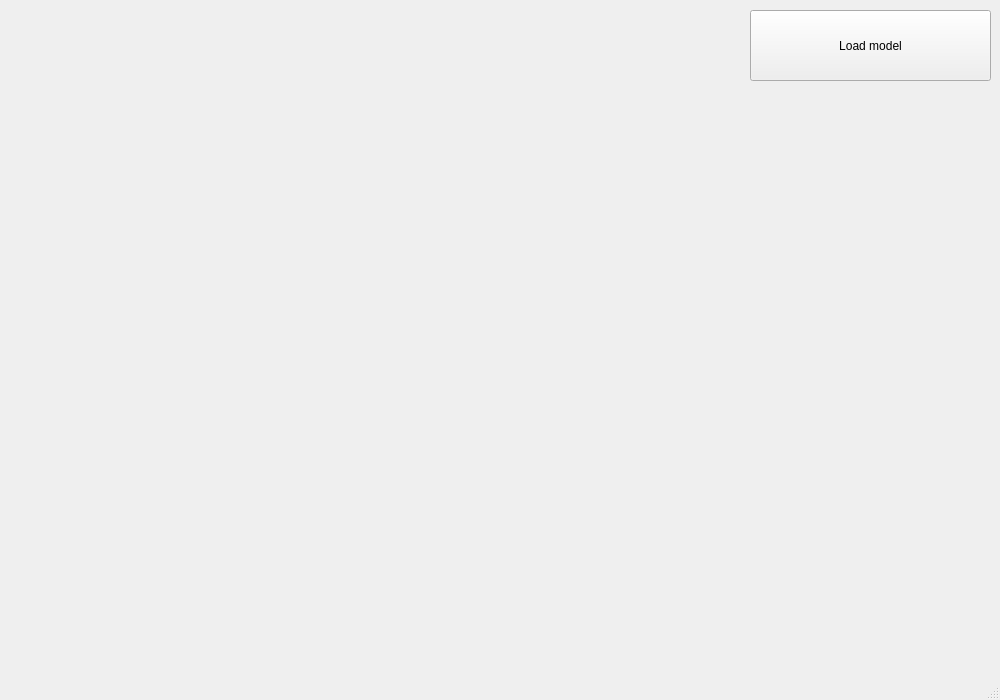
The window that Lab1/mainwindow.ui (Inlucker/OOP) describes before a commit, drawn with Qt 5.
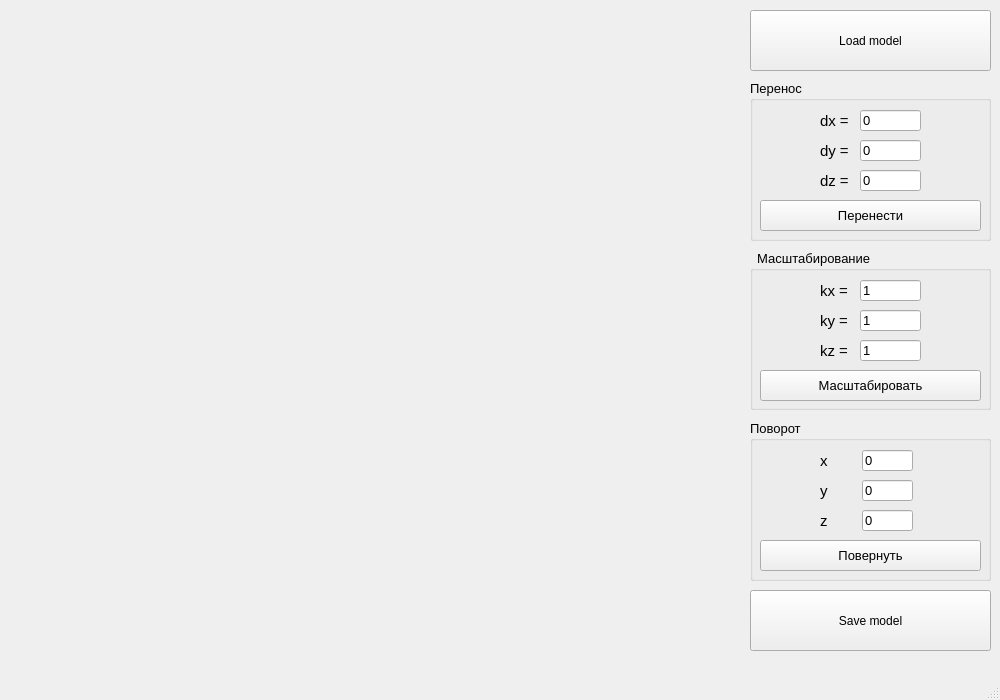
The same window after the commit.

Commit message: added interface (move && scale)

Diff of the .ui file:
```diff
--- a/Lab1/mainwindow.ui
+++ b/Lab1/mainwindow.ui
@@ -20,7 +20,7 @@
       <x>10</x>
       <y>10</y>
       <width>731</width>
-      <height>651</height>
+      <height>641</height>
      </rect>
     </property>
     <layout class="QGridLayout" name="gridLayout"/>
@@ -31,13 +31,410 @@
       <x>750</x>
       <y>10</y>
       <width>241</width>
-      <height>71</height>
+      <height>61</height>
      </rect>
     </property>
     <property name="text">
      <string>Load model</string>
     </property>
    </widget>
+   <widget class="QGroupBox" name="groupBox_2">
+    <property name="geometry">
+     <rect>
+      <x>750</x>
+      <y>250</y>
+      <width>241</width>
+      <height>160</height>
+     </rect>
+    </property>
+    <property name="minimumSize">
+     <size>
+      <width>0</width>
+      <height>160</height>
+     </size>
+    </property>
+    <property name="font">
+     <font>
+      <pointsize>10</pointsize>
+     </font>
+    </property>
+    <property name="title">
+     <string>  Масштабирование</string>
+    </property>
+    <widget class="QLineEdit" name="kxEdit">
+     <property name="geometry">
+      <rect>
+       <x>110</x>
+       <y>30</y>
+       <width>61</width>
+       <height>21</height>
+      </rect>
+     </property>
+     <property name="text">
+      <string>1</string>
+     </property>
+    </widget>
+    <widget class="QLabel" name="label_5">
+     <property name="geometry">
+      <rect>
+       <x>70</x>
+       <y>90</y>
+       <width>41</width>
+       <height>21</height>
+      </rect>
+     </property>
+     <property name="font">
+      <font>
+       <pointsize>11</pointsize>
+      </font>
+     </property>
+     <property name="text">
+      <string>kz = </string>
+     </property>
+    </widget>
+    <widget class="QPushButton" name="scaleButton">
+     <property name="geometry">
+      <rect>
+       <x>10</x>
+       <y>120</y>
+       <width>221</width>
+       <height>31</height>
+      </rect>
+     </property>
+     <property name="text">
+      <string>Масштабировать</string>
+     </property>
+    </widget>
+    <widget class="QLineEdit" name="kyEdit">
+     <property name="geometry">
+      <rect>
+       <x>110</x>
+       <y>60</y>
+       <width>61</width>
+       <height>21</height>
+      </rect>
+     </property>
+     <property name="text">
+      <string>1</string>
+     </property>
+    </widget>
+    <widget class="QLineEdit" name="kzEdit">
+     <property name="geometry">
+      <rect>
+       <x>110</x>
+       <y>90</y>
+       <width>61</width>
+       <height>21</height>
+      </rect>
+     </property>
+     <property name="text">
+      <string>1</string>
+     </property>
+    </widget>
+    <widget class="QLabel" name="label_12">
+     <property name="geometry">
+      <rect>
+       <x>70</x>
+       <y>30</y>
+       <width>41</width>
+       <height>21</height>
+      </rect>
+     </property>
+     <property name="font">
+      <font>
+       <pointsize>11</pointsize>
+      </font>
+     </property>
+     <property name="text">
+      <string>kx = </string>
+     </property>
+    </widget>
+    <widget class="QLabel" name="label_13">
+     <property name="geometry">
+      <rect>
+       <x>70</x>
+       <y>60</y>
+       <width>41</width>
+       <height>21</height>
+      </rect>
+     </property>
+     <property name="font">
+      <font>
+       <pointsize>11</pointsize>
+      </font>
+     </property>
+     <property name="text">
+      <string>ky = </string>
+     </property>
+    </widget>
+   </widget>
+   <widget class="QGroupBox" name="groupBox_3">
+    <property name="geometry">
+     <rect>
+      <x>750</x>
+      <y>80</y>
+      <width>241</width>
+      <height>161</height>
+     </rect>
+    </property>
+    <property name="minimumSize">
+     <size>
+      <width>0</width>
+      <height>160</height>
+     </size>
+    </property>
+    <property name="font">
+     <font>
+      <pointsize>10</pointsize>
+     </font>
+    </property>
+    <property name="title">
+     <string>Перенос</string>
+    </property>
+    <widget class="QLabel" name="label_9">
+     <property name="geometry">
+      <rect>
+       <x>70</x>
+       <y>90</y>
+       <width>41</width>
+       <height>21</height>
+      </rect>
+     </property>
+     <property name="font">
+      <font>
+       <pointsize>11</pointsize>
+      </font>
+     </property>
+     <property name="text">
+      <string>dz = </string>
+     </property>
+    </widget>
+    <widget class="QLabel" name="label_20">
+     <property name="geometry">
+      <rect>
+       <x>70</x>
+       <y>30</y>
+       <width>41</width>
+       <height>21</height>
+      </rect>
+     </property>
+     <property name="font">
+      <font>
+       <pointsize>11</pointsize>
+      </font>
+     </property>
+     <property name="text">
+      <string>dx = </string>
+     </property>
+    </widget>
+    <widget class="QLineEdit" name="dzEdit">
+     <property name="geometry">
+      <rect>
+       <x>110</x>
+       <y>90</y>
+       <width>61</width>
+       <height>21</height>
+      </rect>
+     </property>
+     <property name="text">
+      <string>0</string>
+     </property>
+    </widget>
+    <widget class="QLabel" name="label_21">
+     <property name="geometry">
+      <rect>
+       <x>70</x>
+       <y>60</y>
+       <width>41</width>
+       <height>21</height>
+      </rect>
+     </property>
+     <property name="font">
+      <font>
+       <pointsize>11</pointsize>
+      </font>
+     </property>
+     <property name="text">
+      <string>dy = </string>
+     </property>
+    </widget>
+    <widget class="QLineEdit" name="dxEdit">
+     <property name="geometry">
+      <rect>
+       <x>110</x>
+       <y>30</y>
+       <width>61</width>
+       <height>21</height>
+      </rect>
+     </property>
+     <property name="text">
+      <string>0</string>
+     </property>
+    </widget>
+    <widget class="QLineEdit" name="dyEdit">
+     <property name="geometry">
+      <rect>
+       <x>110</x>
+       <y>60</y>
+       <width>61</width>
+       <height>21</height>
+      </rect>
+     </property>
+     <property name="text">
+      <string>0</string>
+     </property>
+    </widget>
+    <widget class="QPushButton" name="moveButton">
+     <property name="geometry">
+      <rect>
+       <x>10</x>
+       <y>120</y>
+       <width>221</width>
+       <height>31</height>
+      </rect>
+     </property>
+     <property name="text">
+      <string>Перенести</string>
+     </property>
+    </widget>
+   </widget>
+   <widget class="QGroupBox" name="groupBox">
+    <property name="geometry">
+     <rect>
+      <x>750</x>
+      <y>420</y>
+      <width>241</width>
+      <height>161</height>
+     </rect>
+    </property>
+    <property name="font">
+     <font>
+      <pointsize>10</pointsize>
+     </font>
+    </property>
+    <property name="title">
+     <string>Поворот</string>
+    </property>
+    <widget class="QLabel" name="label_2">
+     <property name="geometry">
+      <rect>
+       <x>70</x>
+       <y>30</y>
+       <width>41</width>
+       <height>21</height>
+      </rect>
+     </property>
+     <property name="font">
+      <font>
+       <pointsize>11</pointsize>
+      </font>
+     </property>
+     <property name="text">
+      <string>х</string>
+     </property>
+    </widget>
+    <widget class="QLabel" name="label_3">
+     <property name="geometry">
+      <rect>
+       <x>70</x>
+       <y>60</y>
+       <width>41</width>
+       <height>21</height>
+      </rect>
+     </property>
+     <property name="font">
+      <font>
+       <pointsize>11</pointsize>
+      </font>
+     </property>
+     <property name="text">
+      <string>y</string>
+     </property>
+    </widget>
+    <widget class="QLineEdit" name="rot_xEdit">
+     <property name="geometry">
+      <rect>
+       <x>112</x>
+       <y>30</y>
+       <width>51</width>
+       <height>21</height>
+      </rect>
+     </property>
+     <property name="text">
+      <string>0</string>
+     </property>
+    </widget>
+    <widget class="QLineEdit" name="rot_yEdit">
+     <property name="geometry">
+      <rect>
+       <x>112</x>
+       <y>60</y>
+       <width>51</width>
+       <height>21</height>
+      </rect>
+     </property>
+     <property name="text">
+      <string>0</string>
+     </property>
+    </widget>
+    <widget class="QLineEdit" name="rot_zEdit">
+     <property name="geometry">
+      <rect>
+       <x>112</x>
+       <y>90</y>
+       <width>51</width>
+       <height>21</height>
+      </rect>
+     </property>
+     <property name="text">
+      <string>0</string>
+     </property>
+    </widget>
+    <widget class="QLabel" name="label_4">
+     <property name="geometry">
+      <rect>
+       <x>70</x>
+       <y>90</y>
+       <width>41</width>
+       <height>21</height>
+      </rect>
+     </property>
+     <property name="font">
+      <font>
+       <pointsize>11</pointsize>
+      </font>
+     </property>
+     <property name="text">
+      <string>z</string>
+     </property>
+    </widget>
+    <widget class="QPushButton" name="rotateButton">
+     <property name="geometry">
+      <rect>
+       <x>10</x>
+       <y>120</y>
+       <width>221</width>
+       <height>31</height>
+      </rect>
+     </property>
+     <property name="text">
+      <string>Повернуть</string>
+     </property>
+    </widget>
+   </widget>
+   <widget class="QPushButton" name="save_model">
+    <property name="geometry">
+     <rect>
+      <x>750</x>
+      <y>590</y>
+      <width>241</width>
+      <height>61</height>
+     </rect>
+    </property>
+    <property name="text">
+     <string>Save model</string>
+    </property>
+   </widget>
   </widget>
   <widget class="QMenuBar" name="menubar">
    <property name="geometry">
```
The commit also changes 7 other files.
